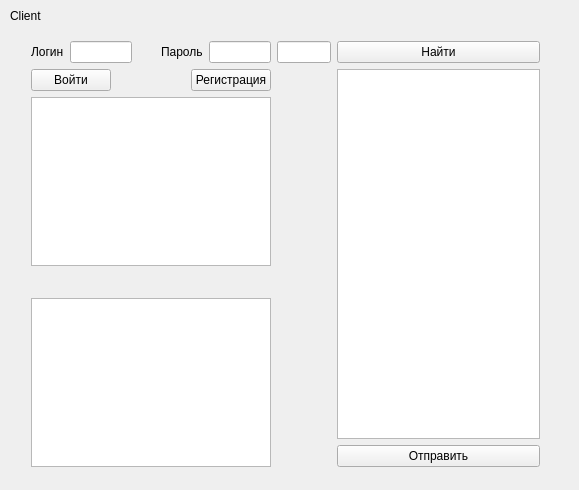
Qt form widget.ui (A1caida/tcpclient_chat) before a commit.
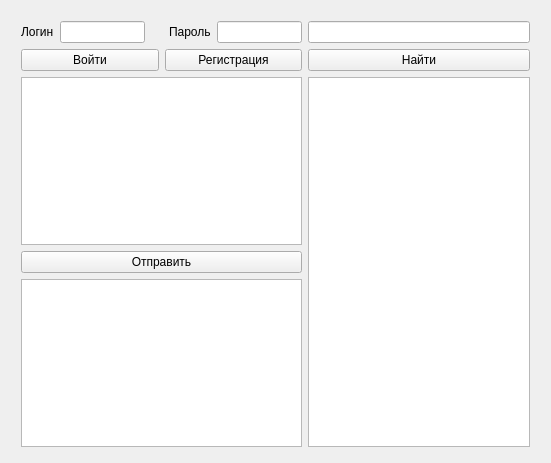
The same form after that commit.

What changed in the file:
```diff
--- a/widget.ui
+++ b/widget.ui
@@ -6,31 +6,18 @@
    <rect>
     <x>0</x>
     <y>0</y>
-    <width>579</width>
-    <height>490</height>
+    <width>551</width>
+    <height>463</height>
    </rect>
   </property>
   <property name="windowTitle">
    <string>Widget</string>
   </property>
-  <widget class="QLabel" name="label">
+  <widget class="QWidget" name="layoutWidget">
    <property name="geometry">
     <rect>
      <x>10</x>
      <y>10</y>
-     <width>54</width>
-     <height>12</height>
-    </rect>
-   </property>
-   <property name="text">
-    <string>Client</string>
-   </property>
-  </widget>
-  <widget class="QWidget" name="layoutWidget">
-   <property name="geometry">
-    <rect>
-     <x>20</x>
-     <y>30</y>
      <width>531</width>
      <height>448</height>
     </rect>
@@ -43,48 +30,23 @@
       </property>
      </widget>
     </item>
-    <item row="0" column="4" rowspan="5">
-     <layout class="QVBoxLayout" name="verticalLayout">
-      <item>
-       <widget class="QPushButton" name="pushButton_find">
-        <property name="text">
-         <string>Найти</string>
-        </property>
-       </widget>
-      </item>
-      <item>
-       <widget class="QListWidget" name="listWidget_users"/>
-      </item>
-      <item>
-       <widget class="QPushButton" name="pushButton_Send">
-        <property name="text">
-         <string>Отправить</string>
-        </property>
-       </widget>
-      </item>
-     </layout>
-    </item>
     <item row="1" column="2">
-     <widget class="QPushButton" name="pushButton_reg">
+     <widget class="QPushButton" name="pushButton_find">
       <property name="text">
-       <string>Регистрация</string>
+       <string>Найти</string>
       </property>
      </widget>
     </item>
-    <item row="3" column="1">
-     <spacer name="verticalSpacer_2">
-      <property name="orientation">
-       <enum>Qt::Vertical</enum>
-      </property>
-      <property name="sizeHint" stdset="0">
-       <size>
-        <width>20</width>
-        <height>18</height>
-       </size>
-      </property>
-     </spacer>
+    <item row="2" column="2" rowspan="3">
+     <widget class="QListWidget" name="listWidget_users"/>
     </item>
-    <item row="0" column="0" colspan="3">
+    <item row="0" column="2">
+     <widget class="QLineEdit" name="user_pm"/>
+    </item>
+    <item row="4" column="0" colspan="2">
+     <widget class="QTextEdit" name="textEdit"/>
+    </item>
+    <item row="0" column="0" colspan="2">
      <layout class="QHBoxLayout" name="horizontalLayout_3">
       <item>
        <layout class="QHBoxLayout" name="horizontalLayout">
@@ -107,7 +69,7 @@
         </property>
         <property name="sizeHint" stdset="0">
          <size>
-          <width>68</width>
+          <width>40</width>
           <height>20</height>
          </size>
         </property>
@@ -136,34 +98,22 @@
       </item>
      </layout>
     </item>
-    <item row="2" column="0" colspan="3">
+    <item row="2" column="0" colspan="2">
      <widget class="QTextBrowser" name="textBrowser"/>
     </item>
-    <item row="3" column="0">
-     <widget class="QLabel" name="label_4">
+    <item row="1" column="1">
+     <widget class="QPushButton" name="pushButton_reg">
       <property name="text">
-       <string/>
+       <string>Регистрация</string>
       </property>
      </widget>
     </item>
-    <item row="3" column="3">
-     <spacer name="horizontalSpacer_2">
-      <property name="orientation">
-       <enum>Qt::Horizontal</enum>
+    <item row="3" column="0" colspan="2">
+     <widget class="QPushButton" name="pushButton_Send">
+      <property name="text">
+       <string>Отправить</string>
       </property>
-      <property name="sizeHint" stdset="0">
-       <size>
-        <width>60</width>
-        <height>20</height>
-       </size>
-      </property>
-     </spacer>
-    </item>
-    <item row="0" column="3">
-     <widget class="QLineEdit" name="user_pm"/>
-    </item>
-    <item row="4" column="0" colspan="3">
-     <widget class="QTextEdit" name="textEdit"/>
+     </widget>
     </item>
    </layout>
   </widget>
```
